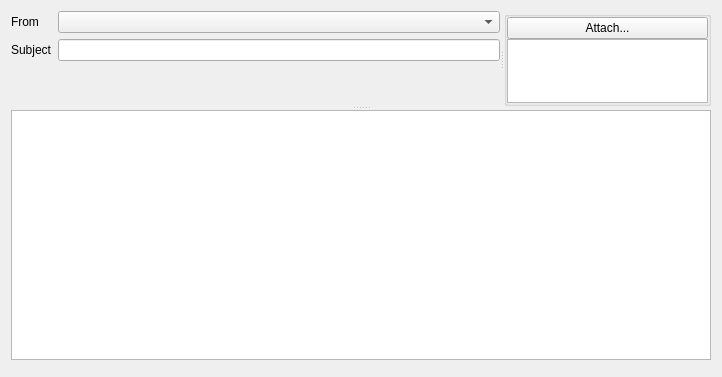
Before: the Qt Designer form src/Gui/ComposeWidget.ui in jktjkt/trojita, drawn with Qt 5.
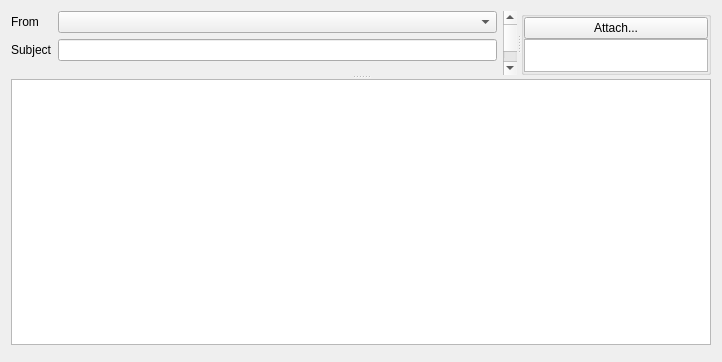
After: the same form once the commit is applied. Custom widgets are drawn as their Qt base class.

Commit message:
Support scrolling recipients
This allows to display up to only 4 recipients
at once and scroll through recipeients if there're
more

Basically like putting recipients into a scrollarea,
but a bit different to maintain the formlayout

Diff of the .ui file:
```diff
--- a/src/Gui/ComposeWidget.ui
+++ b/src/Gui/ComposeWidget.ui
@@ -6,8 +6,8 @@
    <rect>
     <x>0</x>
     <y>0</y>
-    <width>715</width>
-    <height>377</height>
+    <width>716</width>
+    <height>362</height>
    </rect>
   </property>
   <property name="windowTitle">
@@ -15,16 +15,16 @@
   </property>
   <layout class="QVBoxLayout" name="verticalLayout_2">
    <item>
-    <widget class="QSplitter" name="splitter">
-     <property name="orientation">
-      <enum>Qt::Vertical</enum>
-     </property>
-     <property name="childrenCollapsible">
-      <bool>false</bool>
-     </property>
      <widget class="QSplitter" name="splitter_2">
+     <property name="orientation">
+      <enum>Qt::Vertical</enum>
+     </property>
+     <property name="childrenCollapsible">
+      <bool>false</bool>
+     </property>
+     <widget class="QSplitter" name="splitter">
       <property name="sizePolicy">
-       <sizepolicy hsizetype="Expanding" vsizetype="Preferred">
+       <sizepolicy hsizetype="Expanding" vsizetype="Expanding">
         <horstretch>0</horstretch>
         <verstretch>1</verstretch>
        </sizepolicy>
@@ -42,6 +42,8 @@
          <verstretch>0</verstretch>
         </sizepolicy>
        </property>
+       <layout class="QHBoxLayout" name="horizontalLayout">
+        <item>
        <layout class="QFormLayout" name="envelopeLayout">
         <property name="fieldGrowthPolicy">
          <enum>QFormLayout::ExpandingFieldsGrow</enum>
@@ -80,6 +82,15 @@
          <widget class="LineEdit" name="subject"/>
         </item>
        </layout>
+        </item>
+        <item>
+         <widget class="QScrollBar" name="recipientSlider">
+          <property name="orientation">
+           <enum>Qt::Vertical</enum>
+          </property>
+         </widget>
+        </item>
+       </layout>
       </widget>
       <widget class="QGroupBox" name="groupBox">
        <property name="sizePolicy">
@@ -161,7 +172,7 @@
       <property name="sizePolicy">
        <sizepolicy hsizetype="Expanding" vsizetype="Expanding">
         <horstretch>0</horstretch>
-        <verstretch>3</verstretch>
+        <verstretch>100</verstretch>
        </sizepolicy>
       </property>
       <property name="minimumSize">
```
Lines whose indentation alone changed are shown as unchanged. The commit also changes 2 other files.
